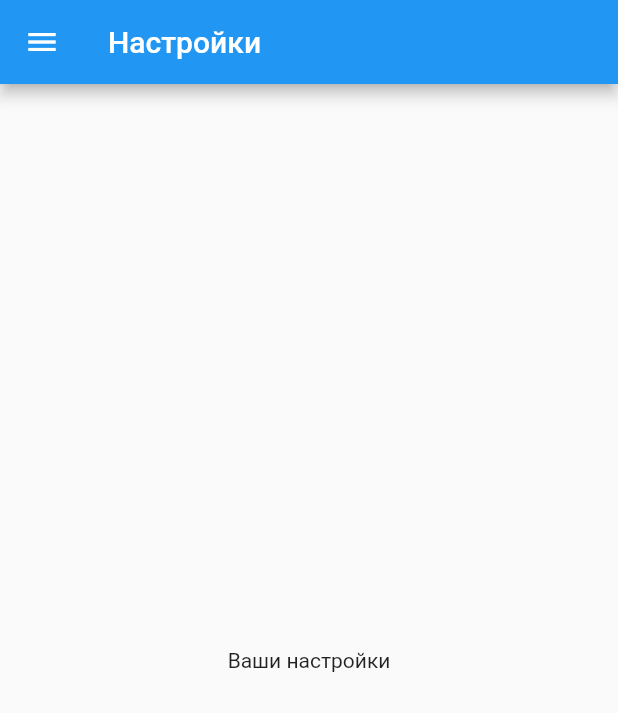
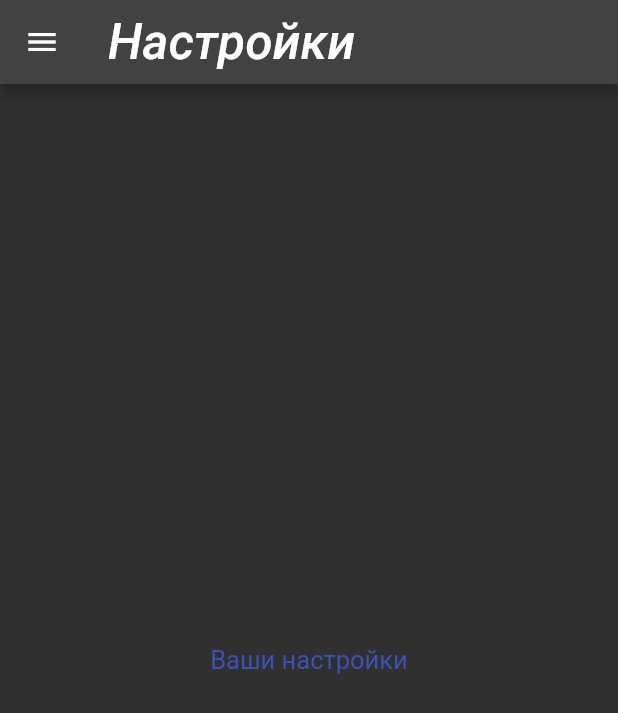
Before and after one commit to dani1ch/widgets_demo, a Flutter app: the screen it shows after launch, after a tap on the "settings" icon, on a phone screen of 412 x 824 dp. Shown: the top 713 px of the screen. Run offline on Flutter 3.47's test engine with Material 2 defaults, Android fonts, the phone set to English and light mode, and no system bars; Roboto replaces fonts that are missing (Georgia, Hind).

Commit message:
Использована тема для стилизации виджетов

```diff
--- /dev/null
+++ b/lib/global_theme.dart
@@ -0,0 +1,16 @@
+import 'package:flutter/material.dart';
+
+ThemeData globalTheme() => ThemeData(
+  fontFamily: 'Georgia',
+  splashColor: Colors.green,
+  colorScheme: ColorScheme.fromSwatch(
+    brightness: Brightness.dark,
+    primarySwatch: Colors.amber,
+
+  ).copyWith(secondary: Colors.lightGreenAccent),
+  textTheme: const TextTheme(
+    headline1: TextStyle(fontSize: 66,fontWeight: FontWeight.bold),
+    headline6: TextStyle(fontSize: 33,color: Colors.purple, fontStyle: FontStyle.italic),
+    bodyText2: TextStyle(fontSize: 17,fontFamily: 'Hind', color: Colors.indigo),
+  ),
+);
--- a/lib/navigation_demo.dart
+++ b/lib/navigation_demo.dart
@@ -1,4 +1,5 @@
 import 'package:flutter/material.dart';
+import 'package:widgets_demo/global_theme.dart';
 
 class NavigationDemo extends StatefulWidget {
   const NavigationDemo({Key? key}) : super(key: key);
@@ -11,6 +12,7 @@ class _NavigationDemoState extends State<NavigationDemo> {
   @override
   Widget build(BuildContext context) {
     return MaterialApp(
+      theme: globalTheme(),
       initialRoute: '/',
       routes: {
         '/':(context) => const MainScreen(),
@@ -27,7 +29,7 @@ Widget navDrawer(context) => Drawer(
     padding: EdgeInsets.zero,
     children: [
       DrawerHeader(
-          decoration: const BoxDecoration(color: Colors.blue),
+          decoration: const BoxDecoration(color: Colors.amber),
           child: Container(
             height: 200,
           ),
@@ -53,7 +55,9 @@ Widget navDrawer(context) => Drawer(
           Navigator.pushNamed(context, '/profile');
         },
       ),
-      const Divider(),
+      const Divider(
+        color: Colors.amber,
+      ),
       ListTile(
         leading: const Icon(Icons.settings),
         title:  const Text ("Настройки"),
@@ -70,8 +74,13 @@ class MainScreen extends StatelessWidget {
 
   @override
   Widget build(BuildContext context) {
+
     final ButtonStyle buttonStyle =
     TextButton.styleFrom(primary: Theme.of(context).colorScheme.onPrimary);
+    const borderStyle = OutlineInputBorder(
+      borderRadius: BorderRadius.all(Radius.circular(36)),
+      borderSide: BorderSide(
+          color: Color(0xFFeceff1), width: 2),);
 
     return SafeArea(
       child: Scaffold(
@@ -88,9 +97,61 @@ class MainScreen extends StatelessWidget {
           ],
         ),
         drawer: navDrawer(context),
-        body: const Center(
-            child: Text ("Главная страница")
-        ),
+        body: Container(
+          width: double.infinity,
+          height: double.infinity,
+          padding: const EdgeInsets.symmetric(horizontal: 70),
+          child: SingleChildScrollView(
+            child: Column(
+              children: [
+                const SizedBox(height: 50,),
+                const SizedBox(width: 110,height: 83,
+                  child: Image(image: AssetImage('assets/img/logo.png'),),),
+                const SizedBox(height: 20,),
+                const Text("Введите логин в виде 10 цифр номера телефона",),
+                const SizedBox(height: 20,),
+                const TextField(
+                  keyboardType: TextInputType.phone,
+                  decoration: InputDecoration(
+                    filled: true,
+                    enabledBorder: borderStyle,
+                    focusedBorder: borderStyle,
+                    labelText: "Телефон",
+                  ),
+                ),
+                const SizedBox(height: 20,),
+                const TextField(
+                  obscureText: true,
+                  decoration: InputDecoration(
+                    filled: true,
+                    enabledBorder: borderStyle,
+                    focusedBorder: borderStyle,
+                    labelText: "Пароль",
+                  ),
+                ),
+                const SizedBox(height: 30,),
+                SizedBox(
+                  width: 180,
+                  height: 45,
+                  child: ElevatedButton(
+                    onPressed: (){},
+                    child: const Text("Войти"),
+                    style: ElevatedButton.styleFrom(
+                        shape: RoundedRectangleBorder(
+                          borderRadius: BorderRadius.circular(22.0),
+                        )
+                    ),),
+                ),
+                const SizedBox(height: 60,),
+                InkWell(child: const Text("Регистрация"),
+                  onTap: (){},),
+                const SizedBox(height: 20,),
+                InkWell(child: const Text("Забыли пароль?"),
+                  onTap: (){},),
+              ],
+            ),
+          ),
+        )
       ),
     );
   }
--- a/pubspec.yaml
+++ b/pubspec.yaml
@@ -56,7 +56,8 @@ flutter:
   # included with your application, so that you can use the icons in
   # the material Icons class.
   uses-material-design: true
-
+  assets:
+    - assets/img/
   # To add assets to your application, add an assets section, like this:
   # assets:
   #   - images/a_dot_burr.jpeg
```
